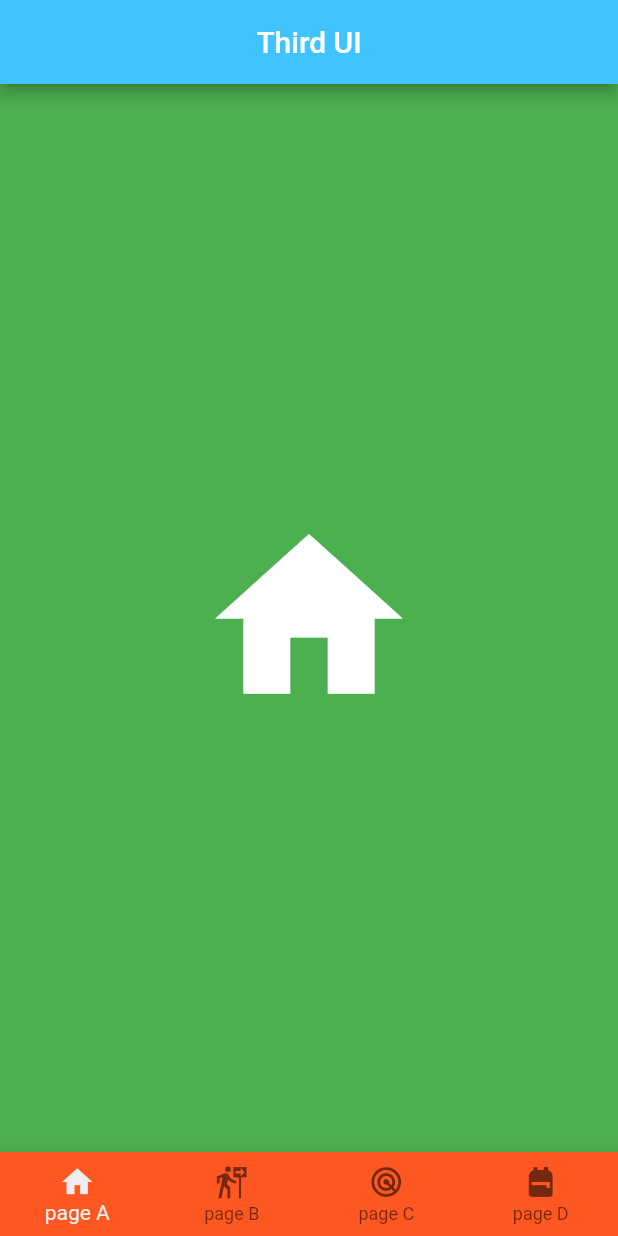
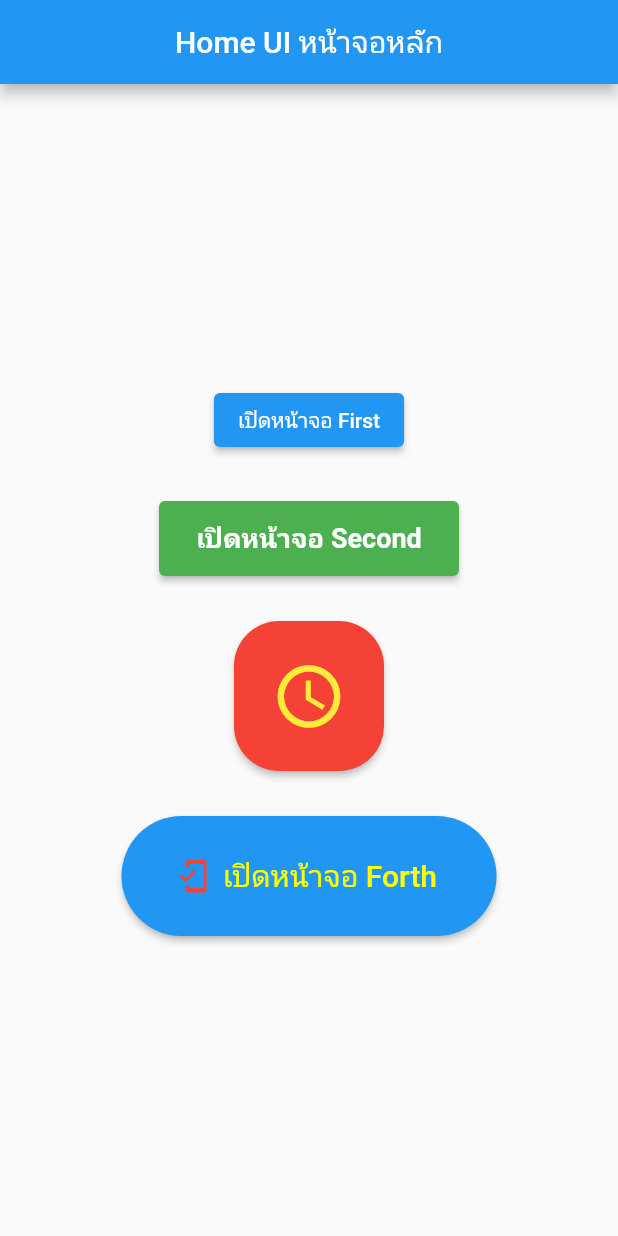
Before and after one commit to s6135410022/flutter_app_test1, a Flutter app: the screen it shows after launch, on a phone screen of 412 x 824 dp. Run offline on Flutter 3.47's test engine with Material 2 defaults, Android fonts, the phone set to English and light mode, and no system bars; Roboto replaces fonts that are missing (kanit).

Commit message:
Code V1.3

```diff
--- a/lib/main.dart
+++ b/lib/main.dart
@@ -1,5 +1,7 @@
 import 'package:flutter/material.dart';
 import 'package:flutter_app_test1/views/first_ui.dart';
+import 'package:flutter_app_test1/views/forth_ui.dart';
+import 'package:flutter_app_test1/views/home_ui.dart';
 import 'package:flutter_app_test1/views/second_ui.dart';
 import 'package:flutter_app_test1/views/third_ui.dart';
 import 'package:flutter_app_test1/views/third_a_ui.dart';
@@ -11,7 +13,7 @@ void main() {
   runApp(
     MaterialApp(
       debugShowCheckedModeBanner: false,
-      home: ThirdUI(),
+      home: HomeUI(),
     ),
   );
 }
--- /dev/null
+++ b/lib/views/home_ui.dart
@@ -0,0 +1,134 @@
+import 'package:flutter/material.dart';
+import 'package:flutter_app_test1/views/first_ui.dart';
+import 'package:flutter_app_test1/views/forth_ui.dart';
+import 'package:flutter_app_test1/views/second_ui.dart';
+import 'package:flutter_app_test1/views/third_ui.dart';
+
+class HomeUI extends StatelessWidget {
+  const HomeUI({Key? key}) : super(key: key);
+
+  @override
+  Widget build(BuildContext context) {
+    return Scaffold(
+        appBar: AppBar(
+          title: Text(
+            'Home UI หน้าจอหลัก',
+            style: TextStyle(
+              fontFamily: 'kanit',
+            ),
+          ),
+          centerTitle: true,
+        ),
+        body: Center(
+          child: Column(
+            mainAxisAlignment: MainAxisAlignment.center,
+            children: [
+              ElevatedButton(
+                onPressed: () {
+                  Navigator.push(
+                    context,
+                    MaterialPageRoute(
+                      builder: (context)=> FirstUI(),
+                    ),
+                  );
+                },
+                child: Text(
+                  'เปิดหน้าจอ First',
+                  style: TextStyle(
+                    fontFamily: 'kanit',
+                  ),
+                ),
+              ),
+              SizedBox(
+                height: 30.0,
+              ),
+              ElevatedButton(
+                onPressed: () {
+                  Navigator.push(
+                    context,
+                    MaterialPageRoute(
+                      builder: (context)=> SecondUI(),
+                    ),
+                  );
+                },
+                child: Text(
+                  'เปิดหน้าจอ Second',
+                  style: TextStyle(
+                    fontFamily: 'kanit',
+                    fontSize: 18.0,
+                    fontWeight: FontWeight.bold,
+                  ),
+                ),
+                style: ElevatedButton.styleFrom(
+                  primary: Colors.green,
+                  fixedSize: Size(200.0, 50.0),
+                ),
+              ),
+              SizedBox(
+                height: 30.0,
+              ),
+              ElevatedButton(
+                onPressed: () {
+                   Navigator.push(
+                    context,
+                    MaterialPageRoute(
+                      builder: (context)=> ThirdUI(),
+                    ),
+                  );
+                },
+                child: Icon(
+                  Icons.access_time_outlined,
+                  color: Colors.yellow,
+                  size: 50.0,
+                ),
+                style: ElevatedButton.styleFrom(
+                    primary: Colors.red,
+                    fixedSize: Size(
+                      100.0,
+                      100.0,
+                    ),
+                    shape: RoundedRectangleBorder(
+                        borderRadius: BorderRadius.circular(
+                      30.0,
+                    ))),
+              ),
+              SizedBox(
+                height: 30.0,
+              ),
+              ElevatedButton.icon(
+                onPressed: (){
+                   Navigator.push(
+                    context,
+                    MaterialPageRoute(
+                      builder: (context)=> ForthUI(),
+                    ),
+                  );
+                },
+                icon: Icon(
+                  Icons.mobile_friendly_outlined,
+                  color: Colors.red,
+                ),
+                label:Text(
+                  "เปิดหน้าจอ Forth",
+                  style: TextStyle(
+                    fontFamily: 'kanit',
+                    fontSize: 20.0,
+                    color: Colors.yellowAccent
+                  )
+                ),
+                style: ElevatedButton.styleFrom(
+                  fixedSize: Size(
+                    250.0,
+                    80.0),
+                  shape: RoundedRectangleBorder(
+                    borderRadius: BorderRadius.circular(
+                      50.0,
+                    )
+                  )
+                ),
+                ),
+            ],
+          ),
+        ));
+  }
+}
```
Also changed, not shown: lib/views/forth_tabpage1_ui.dart (added, +21 -0 lines), lib/views/forth_tabpage2_ui.dart (added, +22 -0 lines), lib/views/forth_tabpage3_ui.dart (added, +21 -0 lines), lib/views/forth_tabpage4_ui.dart (added, +21 -0 lines), lib/views/forth_tabpage5_ui.dart (added, +21 -0 lines), lib/views/forth_tabpage6_ui.dart (added, +21 -0 lines), lib/views/forth_ui.dart (+155 -2 lines), pubspec.yaml (+8 -0 lines), assets/fonts/Kanit-Bold.ttf (added), assets/fonts/Kanit-Italic.ttf (added), assets/fonts/Kanit-Regular.ttf (added).
